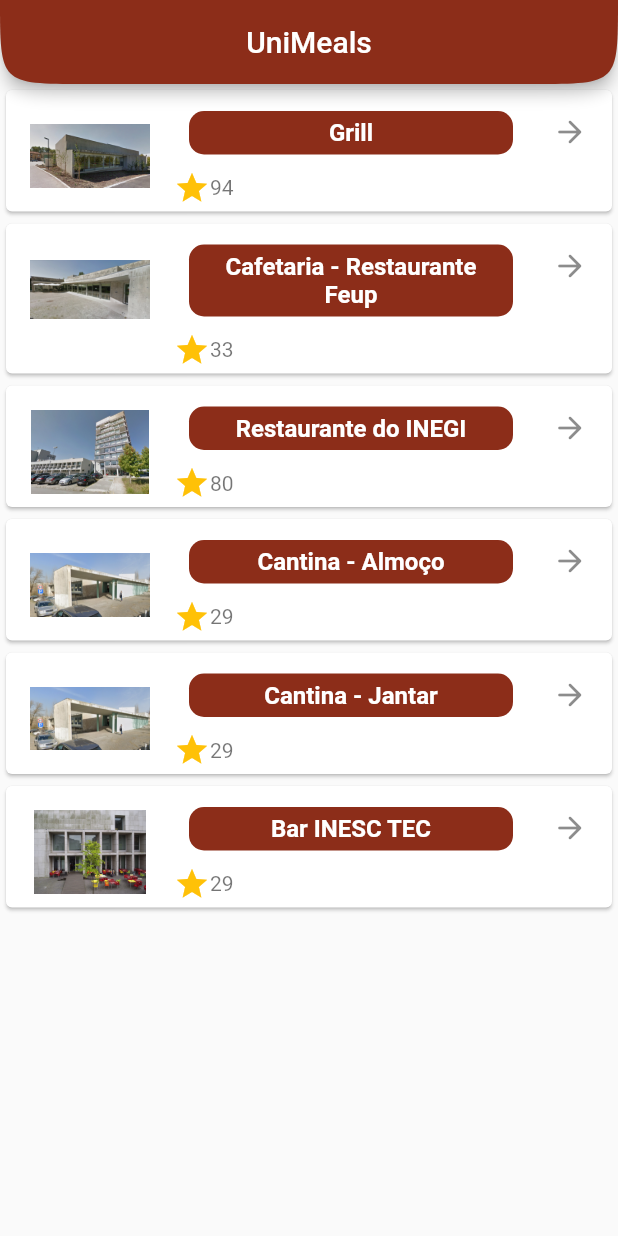
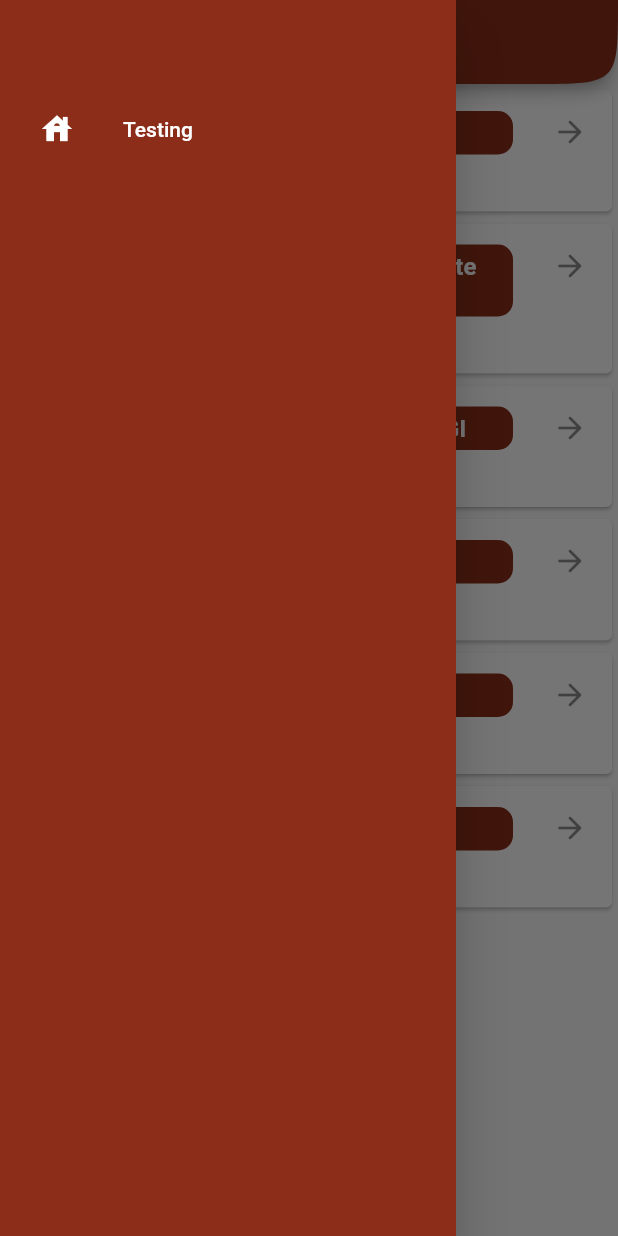
Before and after one commit to LEIC-ES-2021-22/2LEIC06T5, a Flutter app: the screen it shows after launch, with the side drawer open (before the commit the screen has no drawer), on a phone screen of 412 x 824 dp. Run offline on Flutter 3.47's test engine with Material 2 defaults, Android fonts, the phone set to English and light mode, and no system bars.

Commit message:
initial version of navbar with only one item implemented withou navigation

```diff
--- a/unimeals/lib/view/pages/MainPage.dart
+++ b/unimeals/lib/view/pages/MainPage.dart
@@ -3,11 +3,13 @@
 import 'package:unimeals/constants/colors.dart';
 import 'package:unimeals/model/restaurants.dart';
 import 'package:unimeals/view/pages/restaurantPage.dart';
+import 'package:unimeals/view/widgets/navbarDrawer.dart';
 
 class RestaurantsListScreen extends StatelessWidget {
   @override
   Widget build(BuildContext context) {
     return Scaffold(
+      drawer: navbarDrawer(),
         appBar: AppBar(
           title: Text('UniMeals'),
           backgroundColor: Color(0xFF8C2D19),
--- /dev/null
+++ b/unimeals/lib/view/widgets/navbarDrawer.dart
@@ -0,0 +1,41 @@
+import 'package:flutter/material.dart';
+import 'package:unimeals/constants/colors.dart';
+
+
+class navbarDrawer extends StatelessWidget{
+  final padding = EdgeInsets.all(10);
+
+  @override
+  Widget build(BuildContext context){
+    return Drawer(
+      child: Material(
+        color: mainRed,
+        child: ListView(
+          padding: padding,
+          children: <Widget>[
+            const SizedBox(height: 48),
+            buildMenuItem(
+              text: 'Testing',
+              icon: Icons.house,
+            ),
+          ],
+        ),
+      ),
+    );
+  }
+
+  Widget buildMenuItem({
+    required String text,
+    required IconData icon,
+      }){
+    final color = Colors.white;
+
+    return ListTile(
+      leading: Icon(icon, color: color),
+      title: Text(text,
+           style: TextStyle(color: color)),
+      onTap: () {},
+    );
+  }
+
+}
```
